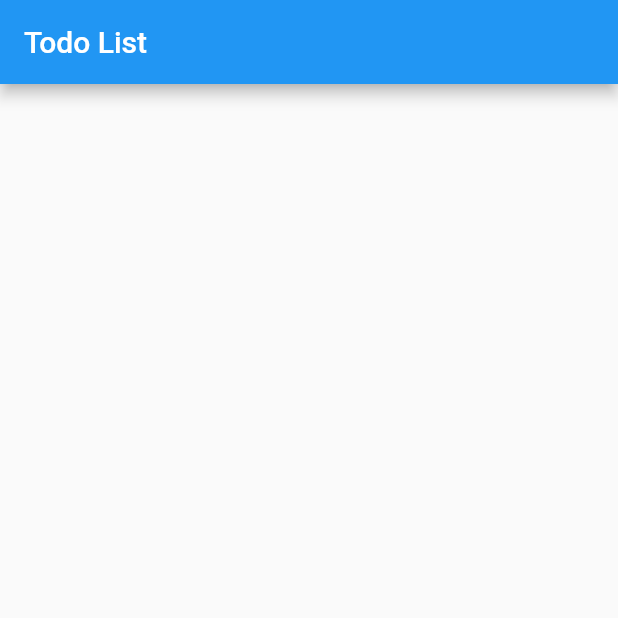
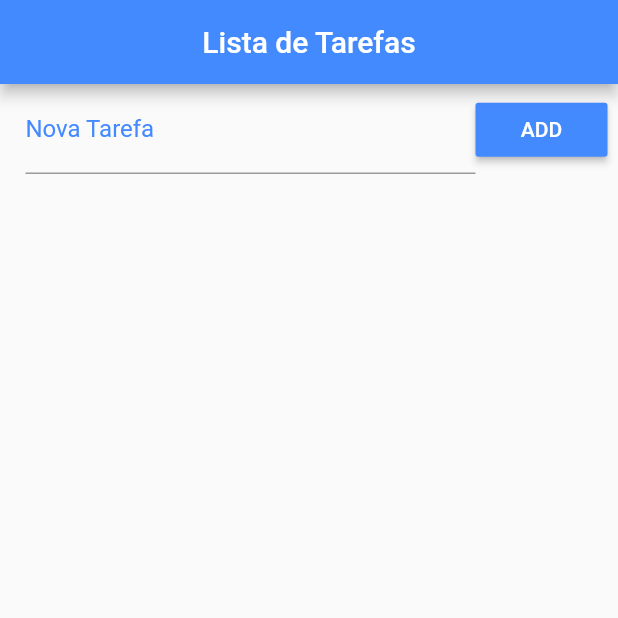
Before and after one commit to MuriloAlexSilva/toDo_list, a Flutter app: the screen it shows after launch, on a phone screen of 412 x 824 dp, the top half of it. Run offline on Flutter 3.47's test engine with Material 2 defaults, Android fonts, the phone set to English and light mode, and no system bars.

Commit message:
Iniciando o app

```diff
--- a/todo_list/lib/app/views/home_page.dart
+++ b/todo_list/lib/app/views/home_page.dart
@@ -1,7 +1,6 @@
 import 'dart:io'; //File
 import 'dart:async'; //Future
-import 'dart:convert';
-import 'dart:async';
+import 'dart:convert'; //Arquivos json
 import 'package:flutter/material.dart';
 import 'package:path_provider/path_provider.dart';
 
@@ -11,13 +10,43 @@ class HomePage extends StatefulWidget {
 }
 
 class _HomePageState extends State<HomePage> {
-  List toDoList = [];
+  List _toDoList = [];
 
   @override
   Widget build(BuildContext context) {
     return Scaffold(
       appBar: AppBar(
-        title: Text('Todo List'),
+        title: Text('Lista de Tarefas'),
+        centerTitle: true,
+        backgroundColor: Colors.blueAccent,
+      ),
+      body: Column(
+        children: [
+          Padding(
+            padding:
+                const EdgeInsets.only(left: 17, top: 1, right: 7, bottom: 1),
+            child: Row(
+              children: [
+                Expanded(
+                  //Necessitamos colocar o expanded para o app saber qual o
+                  //tamanho do textField, assim ele irá colocar o textField
+                  //no maximo que ele puder.
+                  child: TextField(
+                    decoration: InputDecoration(
+                        labelText: "Nova Tarefa",
+                        labelStyle: TextStyle(color: Colors.blueAccent)),
+                  ),
+                ),
+                RaisedButton(
+                  onPressed: () {},
+                  color: Colors.blueAccent,
+                  child: Text('ADD'),
+                  textColor: Colors.white,
+                )
+              ],
+            ),
+          )
+        ],
       ),
     );
   }
@@ -30,4 +59,25 @@ class _HomePageState extends State<HomePage> {
     final directory = await getApplicationDocumentsDirectory();
     return File("${directory.path}/data.json");
   }
+
+  Future<File> _saveData() async {
+    /*Aqui estamos pegando a todoList transformando em json e armazenando
+    em uma String com o nome de data
+    */
+    String data = jsonEncode(_toDoList);
+    //Precisamos colocar o await pq o getFile é um valor futuro
+    final file = await _getFile();
+    //Aqui iremos escrever o arquivo data em String no file
+    return file.writeAsString(data);
+  }
+
+  Future<String> _readData() async {
+    //O try catch irá tentar exibir algo (try) e caso de errado irá exibir o erro descrito em catch
+    try {
+      final file = await _getFile();
+      return file.readAsString();
+    } catch (e) {
+      return null;
+    }
+  }
 }
```
